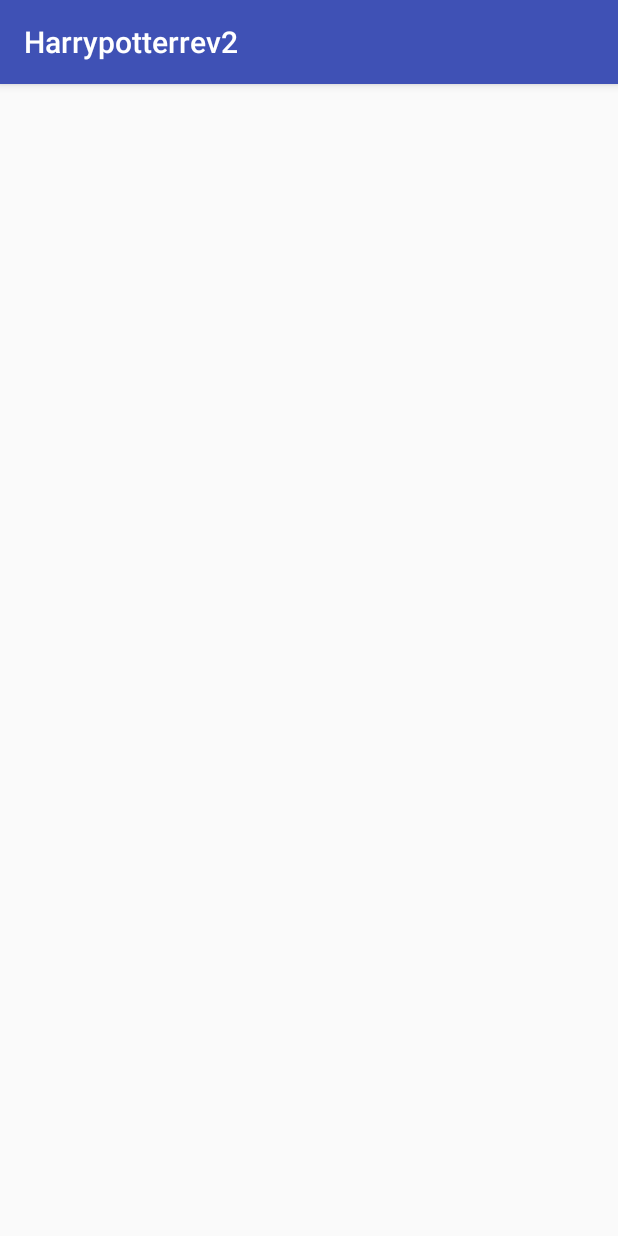
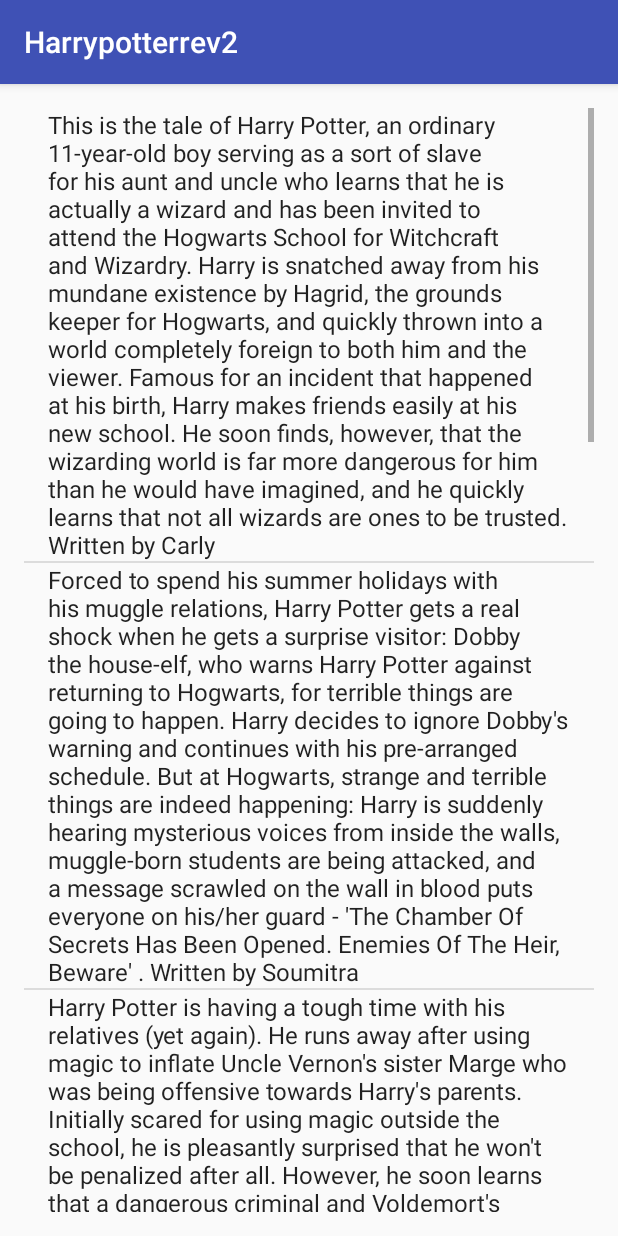
Before and after one commit to aharshbe/Project2HPR2, an Android app: the screen it shows after launch (Main2Activity), after a tap on "Harry Potter and the Sorcerer's Stone", on a phone screen of 412 x 824 dp. Run offline under Robolectric (Android 15) with nearby library versions, the phone set to English and light mode, and no system bars.

Commit message:
Adding more info on the databasehelper

```diff
--- a/harrypotterrev2project2/app/src/main/java/com/example/austin/harrypotterrev2/DatabaseHelper.java
+++ b/harrypotterrev2project2/app/src/main/java/com/example/austin/harrypotterrev2/DatabaseHelper.java
@@ -165,7 +165,7 @@
 
         Cursor cursor = db.query(
                 MOVIES_TABLE_NAME, // a. table
-                new String[]{COL_ID, COL_TITLE}, // b. column names
+                new String[]{COL_ID, COL_TITLE, COL_PLOT, COL_DATE, COL_RUNTIME, COL_TOPQUOTE, COL_GROSS}, // b. column names
                 null, // c. selections //or // or
                 null, // d. selections args
                 null, // e. group by
@@ -185,8 +185,8 @@
         Cursor cursor = db.query(
                 MOVIES_TABLE_NAME, // a. table
                 MOVIES_COLUMNS, // b. column names
-                COL_PLOT + " LIKE ? or " + COL_TITLE + " LIKE ? ", // c. selections //or // or
-                new String[]{query + "%", query + "%"}, // d. selections args
+                COL_PLOT + " LIKE ? or " + COL_TITLE + " LIKE ? " + COL_DATE + " LIKE ? " + COL_RUNTIME + " LIKE ? " + COL_TOPQUOTE + " LIKE ? " + COL_GROSS + " LIKE ? " , // c. selections //or // or
+                new String[]{query + "%", query + "%", query + "%", query + "%", query + "%", query + "%"}, // d. selections args
                 null, // e. group by
                 null, // f. having
                 null, // g. order by
--- a/harrypotterrev2project2/app/src/main/java/com/example/austin/harrypotterrev2/Main2Activity.java
+++ b/harrypotterrev2project2/app/src/main/java/com/example/austin/harrypotterrev2/Main2Activity.java
@@ -1,9 +1,11 @@
 package com.example.austin.harrypotterrev2;
 
+import android.database.Cursor;
 import android.support.v7.app.AppCompatActivity;
 import android.os.Bundle;
 import android.widget.ArrayAdapter;
 import android.widget.ListView;
+import android.widget.SimpleCursorAdapter;
 
 import java.util.List;
 
@@ -14,13 +16,18 @@
         super.onCreate(savedInstanceState);
         setContentView(R.layout.activity_main2);
 
-        ListView listView = (ListView) findViewById(R.id.listView2);
-//        DatabaseAccess databaseAccess = DatabaseAccess.getInstance(this);
-//        databaseAccess.open();
-//        List<String> movies = databaseAccess.getTitle();
-//        databaseAccess.close();
+        ListView listView2 = (ListView) findViewById(R.id.listView2);
 
-//        ArrayAdapter<String> adapter = new ArrayAdapter<>(this, android.R.layout.simple_list_item_1, movies);
-//        listView.setAdapter(adapter);
+
+        Cursor cursor = DatabaseHelper.getInstance(this).listMovies();
+
+        SimpleCursorAdapter adapter = new SimpleCursorAdapter(this,
+                android.R.layout.simple_list_item_1,
+                cursor,
+                new String[]{DatabaseHelper.COL_PLOT},
+                new int[]{android.R.id.text1});
+
+        listView2.setAdapter(adapter);
+
     }
-    }
+}
```
Also changed, not shown: harrypotterrev2project2/app/src/main/java/com/example/austin/harrypotterrev2/MainActivity.java (+8 -8 lines).
